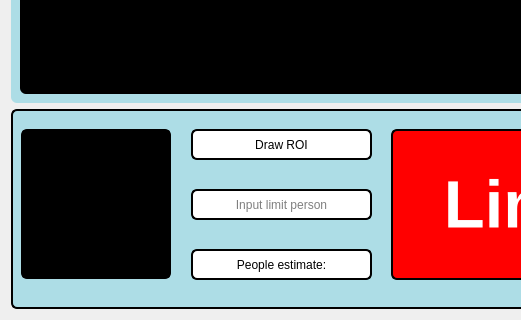
Before: the Qt Designer form resources/ui/widget_video.ui in huyquang-bka/datn_hoang, drawn with Qt 5; both pictures show x 0 to 521 and y 464 to 784 of the 1440 by 784 pixel window.
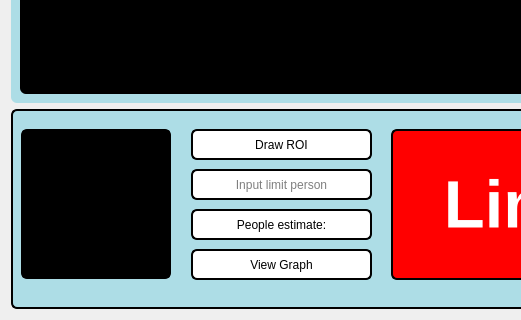
After: the same form once the commit is applied.

Patch:
```diff
--- a/resources/ui/widget_video.ui
+++ b/resources/ui/widget_video.ui
@@ -73,7 +73,7 @@
       <property name="geometry">
        <rect>
         <x>180</x>
-        <y>140</y>
+        <y>100</y>
         <width>181</width>
         <height>31</height>
        </rect>
@@ -168,7 +168,7 @@
       <property name="geometry">
        <rect>
         <x>180</x>
-        <y>80</y>
+        <y>60</y>
         <width>181</width>
         <height>31</height>
        </rect>
@@ -188,6 +188,27 @@
        <string>Input limit person</string>
       </property>
      </widget>
+     <widget class="QPushButton" name="btn_view_graph">
+      <property name="geometry">
+       <rect>
+        <x>180</x>
+        <y>140</y>
+        <width>181</width>
+        <height>31</height>
+       </rect>
+      </property>
+      <property name="styleSheet">
+       <string notr="true">QPushButton {
+            background-color: rgb(255, 255, 255); 
+        }
+QPushButton:pressed {
+            background-color: rgb(127, 127, 127);
+        }</string>
+      </property>
+      <property name="text">
+       <string>View Graph</string>
+      </property>
+     </widget>
     </widget>
    </item>
   </layout>
```
